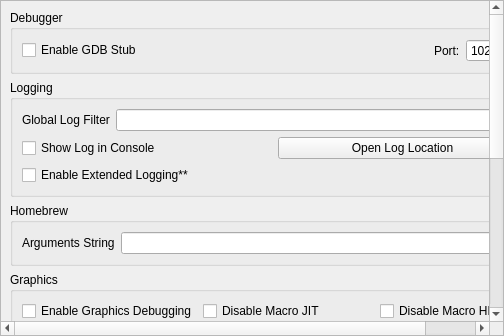
Old version of the form src/yuzu/configuration/configure_debug.ui in the repository rorrim-rorrim/eden-alt.
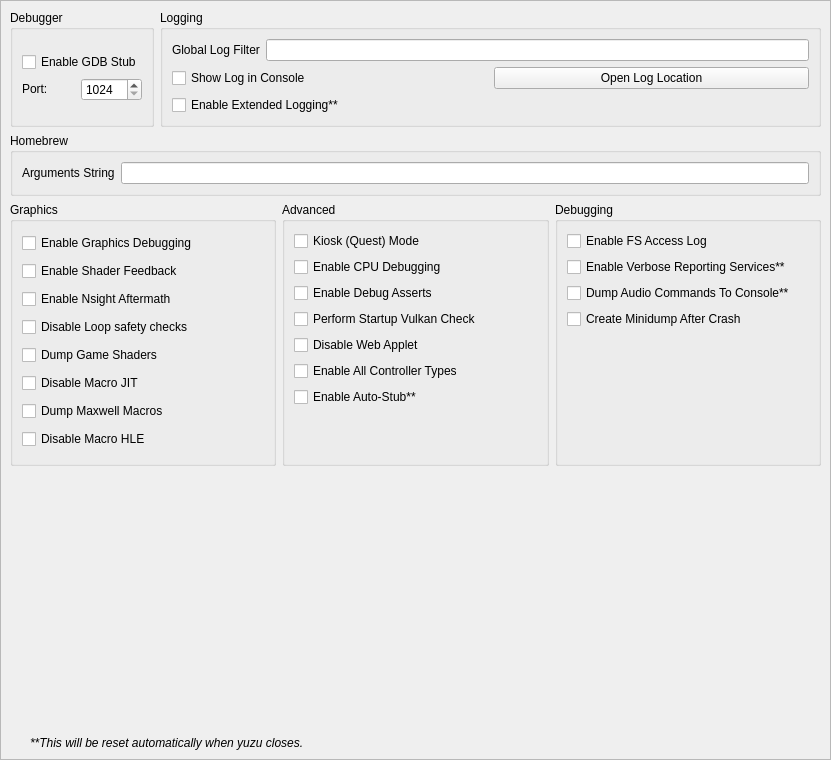
New version of the form.

Commit message: configure_debug: Reorganize

Diff of the .ui file:
```diff
--- a/src/yuzu/configuration/configure_debug.ui
+++ b/src/yuzu/configuration/configure_debug.ui
@@ -2,43 +2,119 @@
 <ui version="4.0">
  <class>ConfigureDebug</class>
  <widget class="QScrollArea" name="ConfigureDebug">
+  <property name="geometry">
+   <rect>
+    <x>0</x>
+    <y>0</y>
+    <width>831</width>
+    <height>760</height>
+   </rect>
+  </property>
   <property name="widgetResizable">
    <bool>true</bool>
   </property>
- <widget class="QWidget">
+  <widget class="QWidget" name="widget">
+   <property name="geometry">
+    <rect>
+     <x>0</x>
+     <y>0</y>
+     <width>829</width>
+     <height>758</height>
+    </rect>
+   </property>
   <layout class="QVBoxLayout" name="verticalLayout_1">
    <item>
-    <layout class="QVBoxLayout" name="verticalLayout_2">
+     <layout class="QHBoxLayout" name="horizontalLayout">
+      <property name="topMargin">
+       <number>0</number>
+      </property>
      <item>
       <widget class="QGroupBox" name="groupBox">
+        <property name="sizePolicy">
+         <sizepolicy hsizetype="Preferred" vsizetype="Preferred">
+          <horstretch>0</horstretch>
+          <verstretch>0</verstretch>
+         </sizepolicy>
+        </property>
        <property name="title">
         <string>Debugger</string>
        </property>
+        <property name="alignment">
+         <set>Qt::AlignLeading|Qt::AlignLeft|Qt::AlignTop</set>
+        </property>
+        <property name="flat">
+         <bool>false</bool>
+        </property>
+        <property name="checkable">
+         <bool>false</bool>
+        </property>
        <layout class="QVBoxLayout" name="verticalLayout_3">
         <item>
-         <layout class="QHBoxLayout" name="horizontalLayout_11">
+          <widget class="QWidget" name="debug_widget" native="true">
+           <property name="sizePolicy">
+            <sizepolicy hsizetype="Preferred" vsizetype="Maximum">
+             <horstretch>0</horstretch>
+             <verstretch>0</verstretch>
+            </sizepolicy>
+           </property>
+           <layout class="QVBoxLayout" name="verticalLayout">
+            <property name="sizeConstraint">
+             <enum>QLayout::SetDefaultConstraint</enum>
+            </property>
+            <property name="leftMargin">
+             <number>0</number>
+            </property>
+            <property name="topMargin">
+             <number>0</number>
+            </property>
+            <property name="rightMargin">
+             <number>0</number>
+            </property>
+            <property name="bottomMargin">
+             <number>0</number>
+            </property>
           <item>
            <widget class="QCheckBox" name="toggle_gdbstub">
+              <property name="sizePolicy">
+               <sizepolicy hsizetype="Maximum" vsizetype="Maximum">
+                <horstretch>0</horstretch>
+                <verstretch>0</verstretch>
+               </sizepolicy>
+              </property>
             <property name="text">
              <string>Enable GDB Stub</string>
             </property>
            </widget>
           </item>
           <item>
-           <spacer name="horizontalSpacer">
-            <property name="orientation">
-             <enum>Qt::Horizontal</enum>
-            </property>
-            <property name="sizeHint" stdset="0">
-             <size>
-              <width>40</width>
-              <height>20</height>
-             </size>
-            </property>
-           </spacer>
-          </item>
+             <widget class="QWidget" name="horizontalWidget_3" native="true">
+              <property name="sizePolicy">
+               <sizepolicy hsizetype="Preferred" vsizetype="Maximum">
+                <horstretch>0</horstretch>
+                <verstretch>0</verstretch>
+               </sizepolicy>
+              </property>
+              <layout class="QHBoxLayout" name="horizontalLayout_3">
+               <property name="leftMargin">
+                <number>0</number>
+               </property>
+               <property name="topMargin">
+                <number>0</number>
+               </property>
+               <property name="rightMargin">
+                <number>0</number>
+               </property>
+               <property name="bottomMargin">
+                <number>0</number>
+               </property>
           <item>
            <widget class="QLabel" name="label_11">
+                 <property name="sizePolicy">
+                  <sizepolicy hsizetype="Minimum" vsizetype="Maximum">
+                   <horstretch>0</horstretch>
+                   <verstretch>0</verstretch>
+                  </sizepolicy>
+                 </property>
             <property name="text">
              <string>Port:</string>
             </property>
@@ -46,6 +122,12 @@
           </item>
           <item>
            <widget class="QSpinBox" name="gdbport_spinbox">
+                 <property name="sizePolicy">
+                  <sizepolicy hsizetype="Preferred" vsizetype="Maximum">
+                   <horstretch>0</horstretch>
+                   <verstretch>0</verstretch>
+                  </sizepolicy>
+                 </property>
             <property name="minimum">
              <number>1024</number>
             </property>
@@ -55,22 +137,62 @@
            </widget>
           </item>
          </layout>
+             </widget>
         </item>
        </layout>
       </widget>
      </item>
     </layout>
+       </widget>
    </item>
    <item>
     <widget class="QGroupBox" name="groupBox_2">
+        <property name="sizePolicy">
+         <sizepolicy hsizetype="Expanding" vsizetype="Preferred">
+          <horstretch>0</horstretch>
+          <verstretch>0</verstretch>
+         </sizepolicy>
+        </property>
      <property name="title">
       <string>Logging</string>
      </property>
      <layout class="QGridLayout" name="gridLayout_1">
+         <item row="1" column="1">
+          <widget class="QPushButton" name="open_log_button">
+           <property name="text">
+            <string>Open Log Location</string>
+           </property>
+          </widget>
+         </item>
       <item row="0" column="0" colspan="2">
+          <widget class="QWidget" name="logging_widget" native="true">
+           <property name="sizePolicy">
+            <sizepolicy hsizetype="Preferred" vsizetype="Maximum">
+             <horstretch>0</horstretch>
+             <verstretch>0</verstretch>
+            </sizepolicy>
+           </property>
        <layout class="QHBoxLayout" name="horizontalLayout_1">
+            <property name="leftMargin">
+             <number>0</number>
+            </property>
+            <property name="topMargin">
+             <number>0</number>
+            </property>
+            <property name="rightMargin">
+             <number>0</number>
+            </property>
+            <property name="bottomMargin">
+             <number>0</number>
+            </property>
         <item>
          <widget class="QLabel" name="label_1">
+              <property name="sizePolicy">
+               <sizepolicy hsizetype="Preferred" vsizetype="Preferred">
+                <horstretch>0</horstretch>
+                <verstretch>0</verstretch>
+               </sizepolicy>
+              </property>
           <property name="text">
            <string>Global Log Filter</string>
           </property>
@@ -80,19 +202,6 @@
          <widget class="QLineEdit" name="log_filter_edit"/>
         </item>
        </layout>
-      </item>
-      <item row="1" column="0">
-       <widget class="QCheckBox" name="toggle_console">
-        <property name="text">
-         <string>Show Log in Console</string>
-        </property>
-       </widget>
-      </item>
-      <item row="1" column="1">
-       <widget class="QPushButton" name="open_log_button">
-        <property name="text">
-         <string>Open Log Location</string>
-        </property>
        </widget>
       </item>
       <item row="2" column="0">
@@ -108,8 +217,17 @@
         </property>
        </widget>
       </item>
-     </layout>
-    </widget>
+         <item row="1" column="0">
+          <widget class="QCheckBox" name="toggle_console">
+           <property name="text">
+            <string>Show Log in Console</string>
+           </property>
+          </widget>
+         </item>
+        </layout>
+       </widget>
+      </item>
+     </layout>
    </item>
    <item>
     <widget class="QGroupBox" name="groupBox_3">
@@ -135,35 +253,24 @@
     </widget>
    </item>
    <item>
+     <layout class="QHBoxLayout" name="horizontalLayout_2">
+      <item>
     <widget class="QGroupBox" name="groupBox_4">
      <property name="title">
       <string>Graphics</string>
      </property>
      <layout class="QGridLayout" name="gridLayout_2">
-      <item row="0" column="0">
-       <widget class="QCheckBox" name="enable_graphics_debugging">
-        <property name="enabled">
-         <bool>true</bool>
-        </property>
+         <item row="3" column="0">
+          <widget class="QCheckBox" name="disable_loop_safety_checks">
         <property name="toolTip">
-         <string>When checked, the graphics API enters a slower debugging mode</string>
+            <string>When checked, it executes shaders without loop logic changes</string>
         </property>
         <property name="text">
-         <string>Enable Graphics Debugging</string>
+            <string>Disable Loop safety checks</string>
         </property>
        </widget>
       </item>
-      <item row="2" column="0">
-       <widget class="QCheckBox" name="enable_nsight_aftermath">
-        <property name="toolTip">
-         <string>When checked, it enables Nsight Aftermath crash dumps</string>
-        </property>
-        <property name="text">
-         <string>Enable Nsight Aftermath</string>
-        </property>
-       </widget>
-      </item>
-      <item row="2" column="1">
+         <item row="4" column="0">
        <widget class="QCheckBox" name="dump_shaders">
         <property name="enabled">
          <bool>true</bool>
@@ -176,33 +283,7 @@
         </property>
        </widget>
       </item>
-      <item row="1" column="2">
-       <widget class="QCheckBox" name="dump_macros">
-        <property name="enabled">
-         <bool>true</bool>
-        </property>
-        <property name="toolTip">
-         <string>When checked, it will dump all the macro programs of the GPU</string>
-        </property>
-        <property name="text">
-         <string>Dump Maxwell Macros</string>
-        </property>
-       </widget>
-      </item>
-      <item row="0" column="1">
-       <widget class="QCheckBox" name="disable_macro_jit">
-        <property name="enabled">
-         <bool>true</bool>
-        </property>
-        <property name="toolTip">
-         <string>When checked, it disables the macro Just In Time compiler. Enabling this makes games run slower</string>
-        </property>
-        <property name="text">
-         <string>Disable Macro JIT</string>
-        </property>
-       </widget>
-      </item>
-      <item row="0" column="2">
+         <item row="7" column="0">
        <widget class="QCheckBox" name="disable_macro_hle">
         <property name="enabled">
          <bool>true</bool>
@@ -215,6 +296,45 @@
         </property>
        </widget>
       </item>
+         <item row="5" column="0">
+          <widget class="QCheckBox" name="disable_macro_jit">
+           <property name="enabled">
+            <bool>true</bool>
+           </property>
+           <property name="toolTip">
+            <string>When checked, it disables the macro Just In Time compiler. Enabling this makes games run slower</string>
+           </property>
+           <property name="text">
+            <string>Disable Macro JIT</string>
+           </property>
+          </widget>
+         </item>
+         <item row="0" column="0">
+          <widget class="QCheckBox" name="enable_graphics_debugging">
+           <property name="enabled">
+            <bool>true</bool>
+           </property>
+           <property name="toolTip">
+            <string>When checked, the graphics API enters a slower debugging mode</string>
+           </property>
+           <property name="text">
+            <string>Enable Graphics Debugging</string>
+           </property>
+          </widget>
+         </item>
+         <item row="6" column="0">
+          <widget class="QCheckBox" name="dump_macros">
+           <property name="enabled">
+            <bool>true</bool>
+           </property>
+           <property name="toolTip">
+            <string>When checked, it will dump all the macro programs of the GPU</string>
+           </property>
+           <property name="text">
+            <string>Dump Maxwell Macros</string>
+           </property>
+          </widget>
+         </item>
       <item row="1" column="0">
        <widget class="QCheckBox" name="enable_shader_feedback">
         <property name="toolTip">
@@ -225,55 +345,31 @@
         </property>
        </widget>
       </item>
-      <item row="1" column="1">
-       <widget class="QCheckBox" name="disable_loop_safety_checks">
-        <property name="toolTip">
-         <string>When checked, it executes shaders without loop logic changes</string>
-        </property>
-        <property name="text">
-         <string>Disable Loop safety checks</string>
-        </property>
-       </widget>
-      </item>
-     </layout>
-    </widget>
-   </item>
-   <item>
-    <widget class="QGroupBox" name="groupBox_5">
-     <property name="title">
-      <string>Debugging</string>
-     </property>
-     <layout class="QGridLayout" name="gridLayout_3">
       <item row="2" column="0">
-       <widget class="QCheckBox" name="reporting_services">
-        <property name="text">
-         <string>Enable Verbose Reporting Services**</string>
-        </property>
-       </widget>
-      </item>
-      <item row="0" column="0">
-       <widget class="QCheckBox" name="fs_access_log">
-        <property name="text">
-         <string>Enable FS Access Log</string>
-        </property>
-       </widget>
-      </item>
-      <item row="0" column="1">
-       <widget class="QCheckBox" name="dump_audio_commands">
+          <widget class="QCheckBox" name="enable_nsight_aftermath">
         <property name="toolTip">
-         <string>Enable this to output the latest generated audio command list to the console. Only affects games using the audio renderer.</string>
+            <string>When checked, it enables Nsight Aftermath crash dumps</string>
         </property>
         <property name="text">
-         <string>Dump Audio Commands To Console**</string>
+            <string>Enable Nsight Aftermath</string>
         </property>
        </widget>
       </item>
-      <item row="2" column="1">
-       <widget class="QCheckBox" name="create_crash_dumps">
-        <property name="text">
-         <string>Create Minidump After Crash</string>
-        </property>
-       </widget>
+         <item row="8" column="0">
+          <spacer name="verticalSpacer_5">
+           <property name="orientation">
+            <enum>Qt::Vertical</enum>
+           </property>
+           <property name="sizeType">
+            <enum>QSizePolicy::Preferred</enum>
+           </property>
+           <property name="sizeHint" stdset="0">
+            <size>
+             <width>20</width>
+             <height>0</height>
+            </size>
+           </property>
+          </spacer>
       </item>
      </layout>
     </widget>
@@ -284,6 +380,37 @@
       <string>Advanced</string>
      </property>
      <layout class="QGridLayout" name="gridLayout_4">
+         <item row="3" column="0">
+          <widget class="QCheckBox" name="perform_vulkan_check">
+           <property name="toolTip">
+            <string>Enables yuzu to check for a working Vulkan environment when the program starts up. Disable this if this is causing issues with external programs seeing yuzu.</string>
+           </property>
+           <property name="text">
+            <string>Perform Startup Vulkan Check</string>
+           </property>
+          </widget>
+         </item>
+         <item row="4" column="0">
+          <widget class="QCheckBox" name="disable_web_applet">
+           <property name="text">
+            <string>Disable Web Applet</string>
+           </property>
+          </widget>
+         </item>
+         <item row="5" column="0">
+          <widget class="QCheckBox" name="enable_all_controllers">
+           <property name="text">
+            <string>Enable All Controller Types</string>
+           </property>
+          </widget>
+         </item>
+         <item row="6" column="0">
+          <widget class="QCheckBox" name="use_auto_stub">
+           <property name="text">
+            <string>Enable Auto-Stub**</string>
+           </property>
+          </widget>
+         </item>
       <item row="0" column="0">
        <widget class="QCheckBox" name="quest_flag">
         <property name="text">
@@ -305,42 +432,104 @@
         </property>
        </widget>
       </item>
-      <item row="0" column="1">
-       <widget class="QCheckBox" name="use_auto_stub">
-        <property name="text">
-         <string>Enable Auto-Stub**</string>
-        </property>
+         <item row="7" column="0">
+          <spacer name="verticalSpacer_4">
+           <property name="orientation">
+            <enum>Qt::Vertical</enum>
+           </property>
+           <property name="sizeType">
+            <enum>QSizePolicy::Expanding</enum>
+           </property>
+           <property name="sizeHint" stdset="0">
+            <size>
+             <width>20</width>
+             <height>0</height>
+            </size>
+           </property>
+          </spacer>
+         </item>
+        </layout>
        </widget>
       </item>
-      <item row="1" column="1">
-       <widget class="QCheckBox" name="enable_all_controllers">
+      <item>
+       <widget class="QGroupBox" name="groupBox_5">
+        <property name="title">
+         <string>Debugging</string>
+        </property>
+        <layout class="QGridLayout" name="gridLayout_3">
+         <item row="0" column="0">
+          <widget class="QCheckBox" name="fs_access_log">
         <property name="text">
-         <string>Enable All Controller Types</string>
+            <string>Enable FS Access Log</string>
         </property>
        </widget>
       </item>
-      <item row="2" column="1">
-       <widget class="QCheckBox" name="disable_web_applet">
+         <item row="4" column="0">
+          <widget class="QCheckBox" name="create_crash_dumps">
         <property name="text">
-         <string>Disable Web Applet</string>
+            <string>Create Minidump After Crash</string>
         </property>
        </widget>
       </item>
       <item row="3" column="0">
-       <widget class="QCheckBox" name="perform_vulkan_check">
+          <widget class="QCheckBox" name="dump_audio_commands">
         <property name="toolTip">
-         <string>Enables yuzu to check for a working Vulkan environment when the program starts up. Disable this if this is causing issues with external programs seeing yuzu.</string>
+            <string>Enable this to output the latest generated audio command list to the console. Only affects games using the audio renderer.</string>
         </property>
         <property name="text">
-         <string>Perform Startup Vulkan Check</string>
+            <string>Dump Audio Commands To Console**</string>
         </property>
        </widget>
       </item>
-     </layout>
-    </widget>
+         <item row="2" column="0">
+          <widget class="QCheckBox" name="reporting_services">
+           <property name="text">
+            <string>Enable Verbose Reporting Services**</string>
+           </property>
+          </widget>
+         </item>
+         <item row="5" column="0">
+          <spacer name="verticalSpacer_3">
+           <property name="orientation">
+            <enum>Qt::Vertical</enum>
+           </property>
+           <property name="sizeType">
+            <enum>QSizePolicy::Expanding</enum>
+           </property>
+           <property name="sizeHint" stdset="0">
+            <size>
+             <width>20</width>
+             <height>0</height>
+            </size>
+           </property>
+          </spacer>
+         </item>
+        </layout>
+       </widget>
+      </item>
+     </layout>
+    </item>
+    <item>
+     <spacer name="verticalSpacer">
+      <property name="orientation">
+       <enum>Qt::Vertical</enum>
+      </property>
+      <property name="sizeHint" stdset="0">
+       <size>
+        <width>20</width>
+        <height>0</height>
+       </size>
+      </property>
+     </spacer>
    </item>
    <item>
     <widget class="QLabel" name="label_5">
+      <property name="sizePolicy">
+       <sizepolicy hsizetype="Expanding" vsizetype="Preferred">
+        <horstretch>0</horstretch>
+        <verstretch>0</verstretch>
+       </sizepolicy>
+      </property>
      <property name="font">
       <font>
        <italic>true</italic>
```
Left out of the diff: 3 changed lines with no effect on the pictures. Lines whose indentation alone changed are shown as unchanged.
